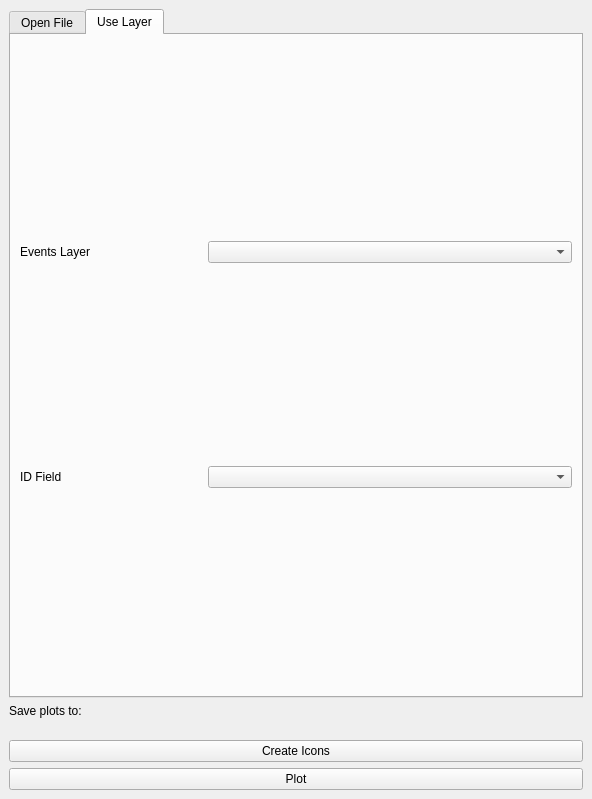
lymperis-e/qbeachball, file src/ui/qbeachball_dockwidget_base.ui: the form before one commit.
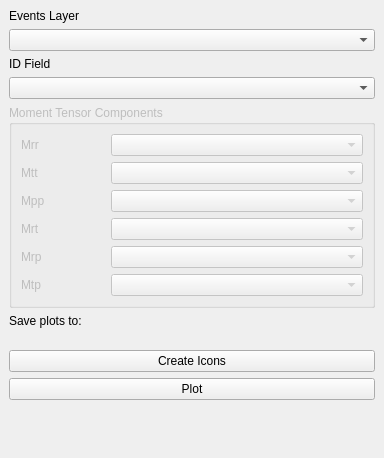
The form after the commit. Custom widgets are drawn as their Qt base class.

```diff
--- a/src/ui/qbeachball_dockwidget_base.ui
+++ b/src/ui/qbeachball_dockwidget_base.ui
@@ -6,8 +6,8 @@
    <rect>
     <x>0</x>
     <y>0</y>
-    <width>592</width>
-    <height>799</height>
+    <width>384</width>
+    <height>458</height>
    </rect>
   </property>
   <property name="sizePolicy">
@@ -42,96 +42,108 @@
        <enum>Qt::Horizontal</enum>
       </property>
       <widget class="QWidget" name="widget_14" native="true">
-       <layout class="QGridLayout" name="gridLayout_2">
-        <item row="5" column="0">
-         <widget class="QPushButton" name="btn_make_svgs">
+       <layout class="QFormLayout" name="formLayout">
+        <item row="0" column="0" colspan="2">
+         <widget class="QLabel" name="label_3">
           <property name="text">
-           <string>Create Icons</string>
+           <string>Events Layer</string>
           </property>
          </widget>
         </item>
-        <item row="2" column="0">
-         <widget class="QgsFileWidget" name="svgs_output_widget">
-          <property name="storageMode">
-           <enum>QgsFileWidget::GetDirectory</enum>
+        <item row="2" column="0" colspan="2">
+         <widget class="QLabel" name="label_4">
+          <property name="text">
+           <string>ID Field</string>
           </property>
          </widget>
         </item>
+        <item row="4" column="0" colspan="2">
+         <widget class="QgsCollapsibleGroupBox" name="tensor_components_group">
+          <property name="enabled">
+           <bool>false</bool>
+          </property>
+          <property name="title">
+           <string>Moment Tensor Components</string>
+          </property>
+          <layout class="QGridLayout" name="gridLayout_4">
+           <item row="0" column="0">
+            <widget class="QLabel" name="label_5">
+             <property name="text">
+              <string>Mrr</string>
+             </property>
+            </widget>
+           </item>
+           <item row="0" column="1" colspan="3">
+            <widget class="QgsFieldComboBox" name="mrr_input_field"/>
+           </item>
+           <item row="2" column="0">
+            <widget class="QLabel" name="label_7">
+             <property name="text">
+              <string>Mpp</string>
+             </property>
+            </widget>
+           </item>
+           <item row="3" column="0">
+            <widget class="QLabel" name="label_8">
+             <property name="text">
+              <string>Mrt</string>
+             </property>
+            </widget>
+           </item>
+           <item row="4" column="0">
+            <widget class="QLabel" name="label_9">
+             <property name="text">
+              <string>Mrp</string>
+             </property>
+            </widget>
+           </item>
+           <item row="5" column="0">
+            <widget class="QLabel" name="label_10">
+             <property name="text">
+              <string>Mtp</string>
+             </property>
+            </widget>
+           </item>
+           <item row="1" column="0">
+            <widget class="QLabel" name="label_6">
+             <property name="text">
+              <string>Mtt</string>
+             </property>
+            </widget>
+           </item>
+           <item row="1" column="1" colspan="3">
+            <widget class="QgsFieldComboBox" name="mtt_input_field"/>
+           </item>
+           <item row="2" column="1" colspan="3">
+            <widget class="QgsFieldComboBox" name="mpp_input_field"/>
+           </item>
+           <item row="3" column="1" colspan="3">
+            <widget class="QgsFieldComboBox" name="mrt_input_field"/>
+           </item>
+           <item row="4" column="1" colspan="3">
+            <widget class="QgsFieldComboBox" name="mrp_input_field"/>
+           </item>
+           <item row="5" column="1" colspan="3">
+            <widget class="QgsFieldComboBox" name="mtp_input_field"/>
+           </item>
+          </layout>
+         </widget>
+        </item>
         <item row="6" column="0">
-         <widget class="QPushButton" name="btn_plot">
-          <property name="text">
-           <string>Plot</string>
-          </property>
-         </widget>
-        </item>
-        <item row="0" column="0">
-         <widget class="QTabWidget" name="input_selection_tab">
-          <property name="locale">
-           <locale language="English" country="UnitedStates"/>
-          </property>
-          <property name="currentIndex">
-           <number>1</number>
-          </property>
-          <widget class="QWidget" name="open_file_tab">
-           <property name="locale">
-            <locale language="English" country="UnitedStates"/>
-           </property>
-           <attribute name="title">
-            <string>Open File</string>
-           </attribute>
-           <layout class="QGridLayout" name="gridLayout">
-            <item row="1" column="1">
-             <widget class="QgsFileWidget" name="events_file_input"/>
-            </item>
-            <item row="1" column="0">
-             <widget class="QLabel" name="label">
-              <property name="text">
-               <string>Events File</string>
-              </property>
-             </widget>
-            </item>
-           </layout>
-          </widget>
-          <widget class="QWidget" name="use_layer_tab">
-           <property name="locale">
-            <locale language="English" country="UnitedStates"/>
-           </property>
-           <attribute name="title">
-            <string>Use Layer</string>
-           </attribute>
-           <layout class="QGridLayout" name="gridLayout_3">
-            <item row="1" column="0">
-             <widget class="QLabel" name="label_4">
-              <property name="text">
-               <string>ID Field</string>
-              </property>
-             </widget>
-            </item>
-            <item row="0" column="0">
-             <widget class="QLabel" name="label_3">
-              <property name="text">
-               <string>Events Layer</string>
-              </property>
-             </widget>
-            </item>
-            <item row="0" column="1" colspan="2">
-             <widget class="QgsMapLayerComboBox" name="events_layer_input"/>
-            </item>
-            <item row="1" column="1" colspan="2">
-             <widget class="QgsFieldComboBox" name="id_field_select"/>
-            </item>
-           </layout>
-          </widget>
-         </widget>
-        </item>
-        <item row="1" column="0">
          <widget class="QLabel" name="label_2">
           <property name="text">
            <string>Save plots to:</string>
           </property>
          </widget>
         </item>
-        <item row="3" column="0">
+        <item row="6" column="1">
+         <widget class="QgsFileWidget" name="svgs_output_widget">
+          <property name="storageMode">
+           <enum>QgsFileWidget::GetDirectory</enum>
+          </property>
+         </widget>
+        </item>
+        <item row="8" column="0">
          <spacer name="verticalSpacer">
           <property name="orientation">
            <enum>Qt::Vertical</enum>
@@ -147,6 +159,26 @@
           </property>
          </spacer>
         </item>
+        <item row="9" column="0" colspan="2">
+         <widget class="QPushButton" name="btn_make_svgs">
+          <property name="text">
+           <string>Create Icons</string>
+          </property>
+         </widget>
+        </item>
+        <item row="11" column="0" colspan="2">
+         <widget class="QPushButton" name="btn_plot">
+          <property name="text">
+           <string>Plot</string>
+          </property>
+         </widget>
+        </item>
+        <item row="3" column="0" colspan="2">
+         <widget class="QgsFieldComboBox" name="id_field_select"/>
+        </item>
+        <item row="1" column="0" colspan="2">
+         <widget class="QgsMapLayerComboBox" name="events_layer_input"/>
+        </item>
        </layout>
       </widget>
      </widget>
@@ -155,6 +187,12 @@
   </widget>
  </widget>
  <customwidgets>
+  <customwidget>
+   <class>QgsCollapsibleGroupBox</class>
+   <extends>QGroupBox</extends>
+   <header>qgscollapsiblegroupbox.h</header>
+   <container>1</container>
+  </customwidget>
   <customwidget>
    <class>QgsFieldComboBox</class>
    <extends>QComboBox</extends>
```
